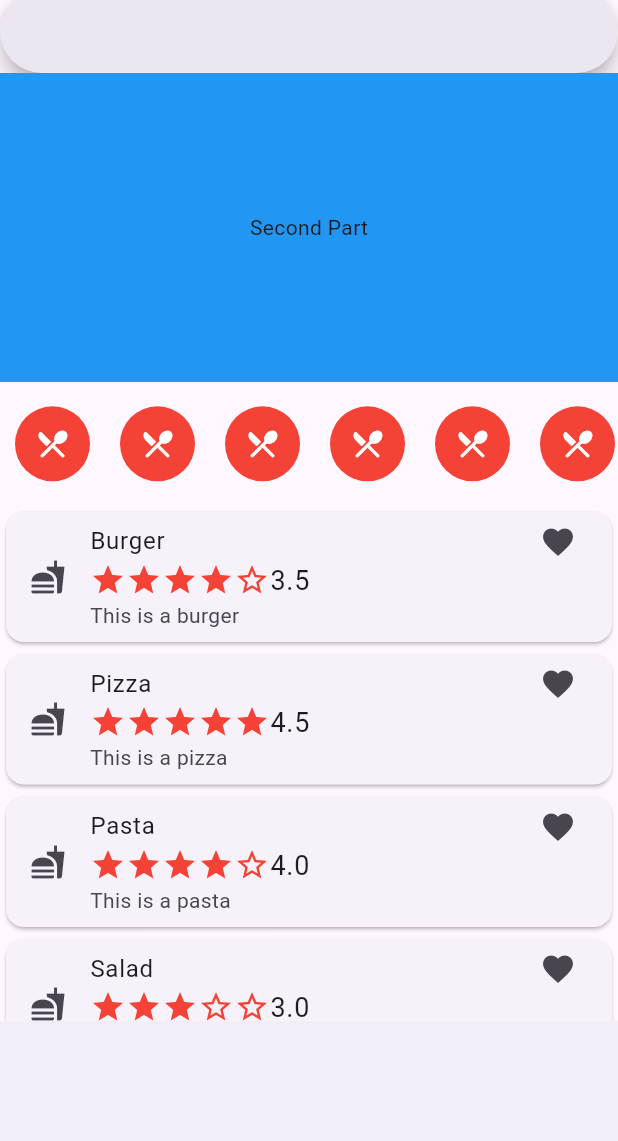
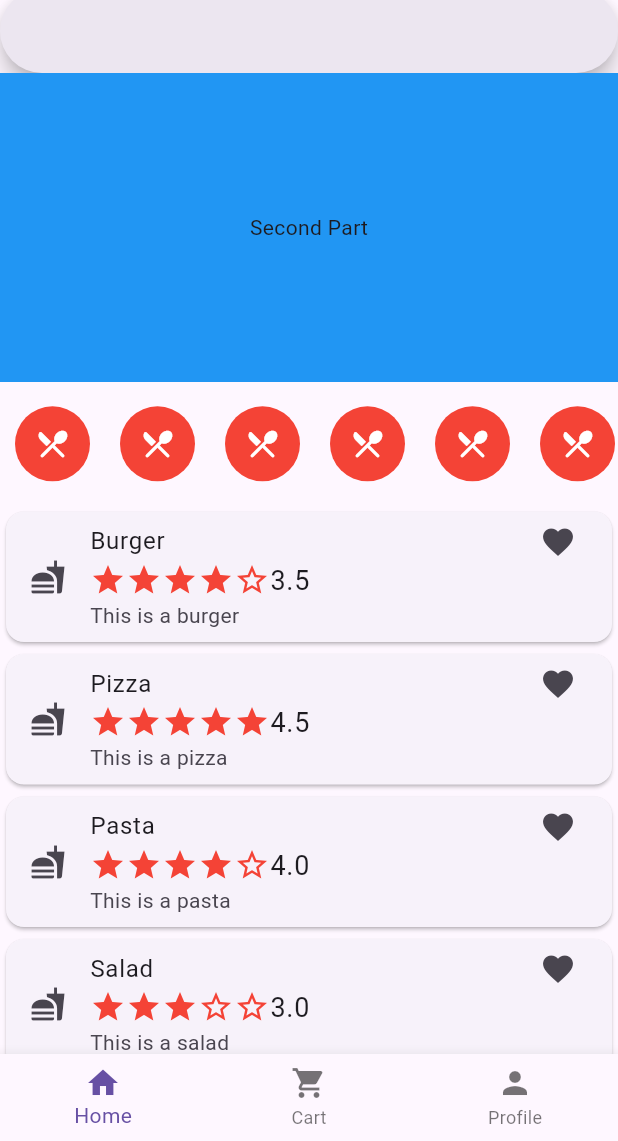
Before and after one commit to PasinduNimesha/hungybusters, a Flutter app: the HomeScreen screen opened directly, on a phone screen of 412 x 824 dp, the part 95-1236 px from its top. Run offline on Flutter 3.47's test engine with Material 3 defaults, Android fonts, the phone set to English and light mode, and no system bars; our stand-ins replace flutter_native_splash; missing offline and left inert: dart:ffi.

Commit message:
minor changes

```diff
--- a/lib/components/NavigationBar.dart
+++ b/lib/components/BottomNavBar.dart
@@ -1,7 +1,7 @@
 import 'package:flutter/material.dart';
 
-class NavigationBar extends StatelessWidget {
-  const NavigationBar({
+class BottomNavBar extends StatelessWidget {
+  const BottomNavBar({
     super.key,
   });
 
--- a/lib/screens/HomeScreen.dart
+++ b/lib/screens/HomeScreen.dart
@@ -3,6 +3,7 @@ import 'package:flutter/material.dart';
 import 'package:hungybusters/components/FoodCard.dart';
 import 'package:hungybusters/components/OfferWindow.dart';
 
+import '../components/BottomNavBar.dart';
 import '../components/CategoryIcon.dart';
 import '../components/SideDrawer.dart';
 import 'ItemDetailScreen.dart';
@@ -66,7 +67,7 @@ class HomeScreen extends StatelessWidget {
           ),
         ],
       ),
-      bottomNavigationBar: NavigationBar(destinations: [],)
+      bottomNavigationBar: BottomNavBar(),
     );
 
   }
--- a/lib/screens/ItemDetailScreen.dart
+++ b/lib/screens/ItemDetailScreen.dart
@@ -2,6 +2,8 @@ import 'package:flutter/cupertino.dart';
 import 'package:flutter/material.dart';
 import 'package:hungybusters/components/ItemBody.dart';
 import 'package:hungybusters/components/ItemImage.dart';
+
+import '../components/BottomNavBar.dart';
 
 class ItemDetailScreen extends StatelessWidget {
   const ItemDetailScreen({super.key});
@@ -10,6 +12,7 @@ class ItemDetailScreen extends StatelessWidget {
   Widget build(BuildContext context) {
     return Scaffold(
       appBar: AppBar(),
+      bottomNavigationBar: BottomNavBar(),
       body: Column(
         children: [
           const ItemImage(),
```
